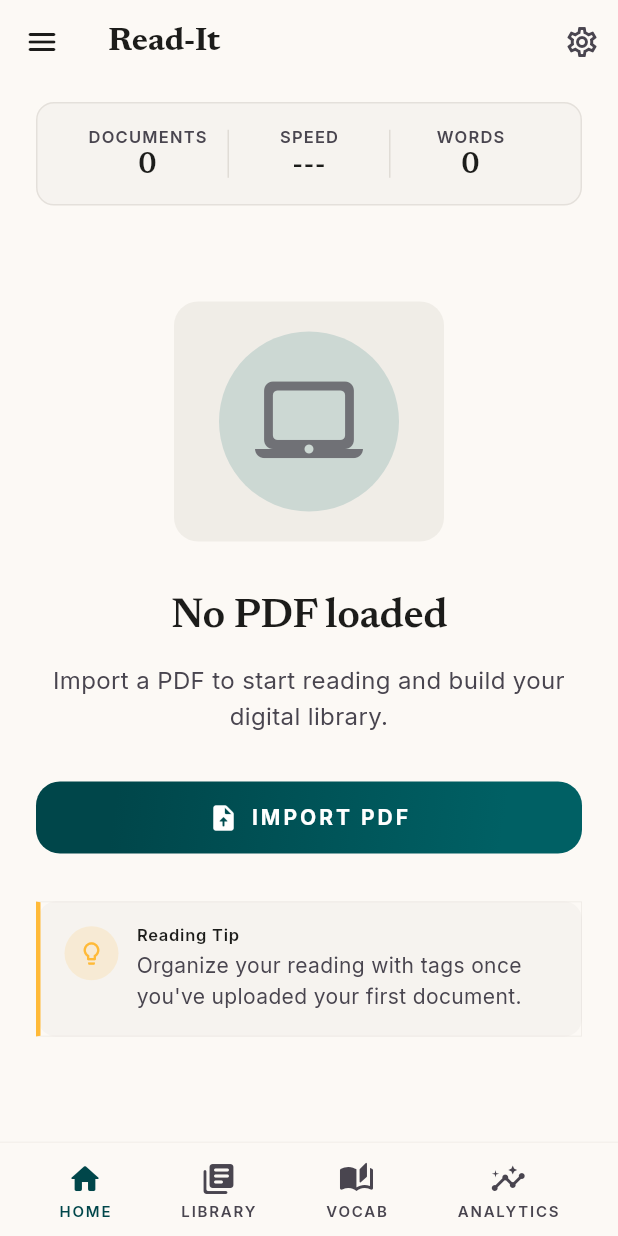
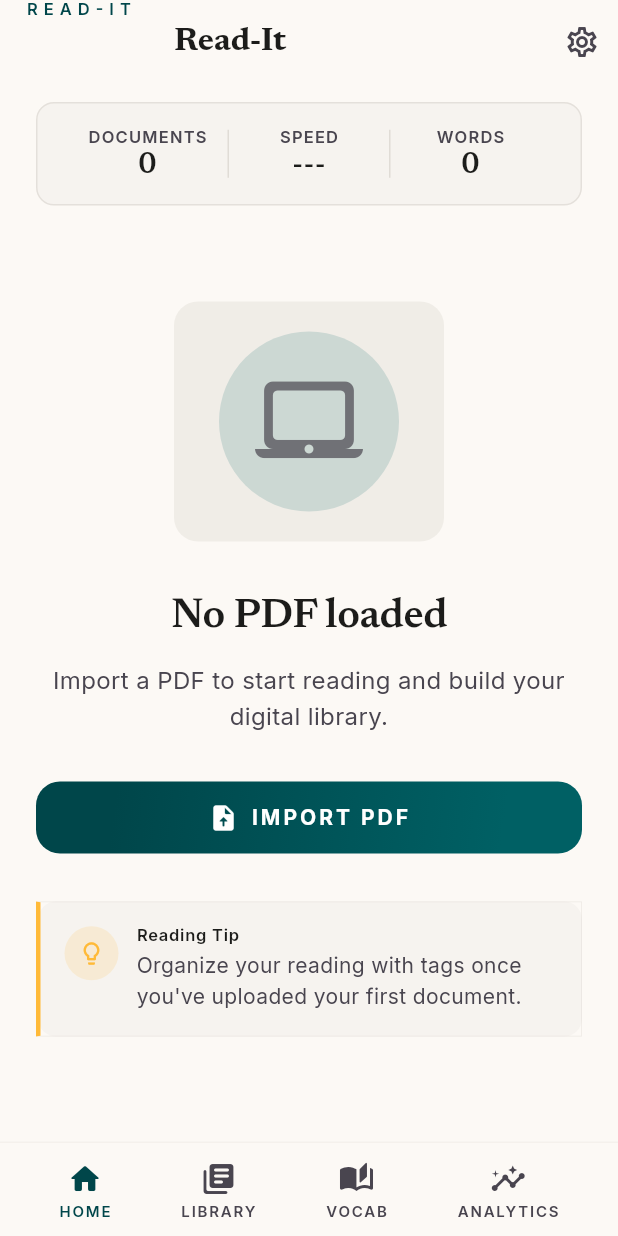
Before and after one commit to henry-azer/readline-app, a Flutter app: the HomeScreen screen opened by its route, on a phone screen of 412 x 824 dp. Run offline on Flutter 3.47's test engine with Material 3 defaults, Android fonts, the light colour scheme and no system bars; our stand-ins replace file_picker, freezed_annotation, get_it, go_router, google_fonts, hive and 2 more; missing offline and left inert: syncfusion_flutter_pdf; accounts and stored records are empty.

Commit message:
refactor: replace menu icon with BrandMark on home screen

```diff
--- a/lib/presentation/home/screens/home_screen.dart
+++ b/lib/presentation/home/screens/home_screen.dart
@@ -20,6 +20,7 @@ import 'package:read_it/presentation/home/viewmodels/home_viewmodel.dart';
 import 'package:read_it/presentation/home/widgets/active_state.dart';
 import 'package:read_it/presentation/home/widgets/empty_state.dart';
 import 'package:read_it/presentation/home/widgets/stats_bar.dart';
+import 'package:read_it/presentation/widgets/brand_mark.dart';
 
 class HomeScreen extends StatefulWidget {
   const HomeScreen({super.key});
@@ -82,10 +83,8 @@ class _HomeScreenState extends State<HomeScreen> {
         backgroundColor: bgColor,
         elevation: 0,
         scrolledUnderElevation: 0,
-        leading: IconButton(
-          icon: Icon(Icons.menu_rounded, color: onSurface),
-          onPressed: () {},
-        ),
+        leading: const BrandMark(),
+        leadingWidth: 100,
         title: Text(
           AppStrings.homeTitle.tr,
           style: AppTypography.titleLarge.copyWith(color: onSurface),
```
